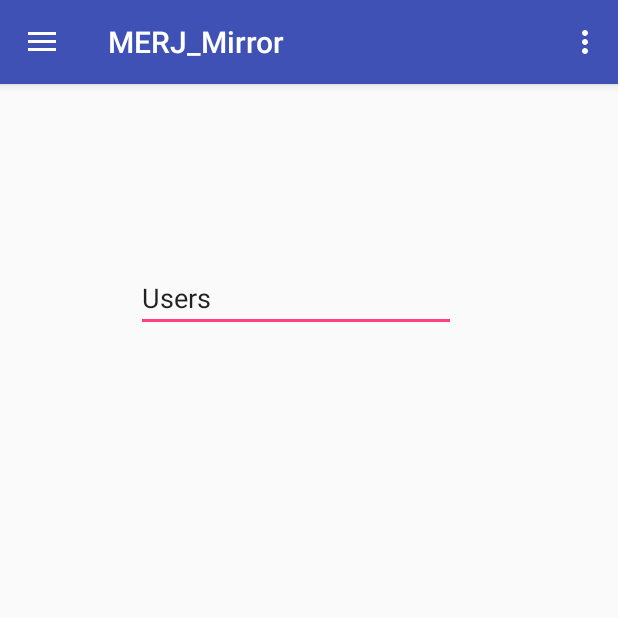
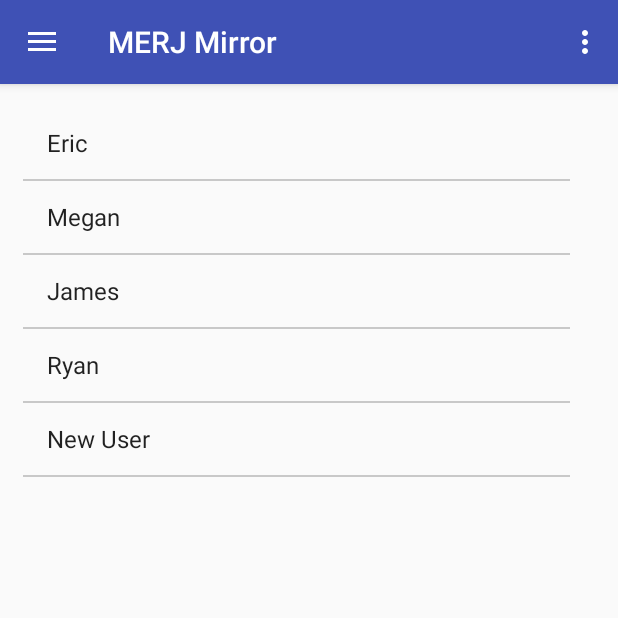
Before and after one commit to eweiss17/MERJMirror, an Android app: the screen it shows after launch (MainActivity), after a tap on "Users", on a phone screen of 412 x 824 dp, the top half of it. Run offline under Robolectric (Android 15) with nearby library versions, the phone set to English and light mode, and no system bars; 1 other tap on this screen came first.

Commit message:
User page starting point, general approvements

```diff
--- a/app/src/main/java/com/merj/merjmirror/UserFragment.java
+++ b/app/src/main/java/com/merj/merjmirror/UserFragment.java
@@ -6,6 +6,8 @@ import android.support.annotation.Nullable;
 import android.view.LayoutInflater;
 import android.view.View;
 import android.view.ViewGroup;
+import android.widget.ArrayAdapter;
+import android.widget.ListView;
 
 /**
  * Created by Eric on 9/27/2017.
@@ -18,6 +20,15 @@ public class UserFragment extends Fragment {
     @Override
     public View onCreateView(LayoutInflater inflater, @Nullable ViewGroup container, Bundle savedInstanceState) {
         myView = inflater.inflate(R.layout.user_layout, container, false);
+
+        String[] myStringArray = {"Eric", "Megan", "James", "Ryan", "New User"};
+
+        ArrayAdapter<String> adapter = new ArrayAdapter<String>(this.getActivity(),
+                android.R.layout.simple_list_item_1, myStringArray);
+
+        ListView listView = (ListView) myView.findViewById(R.id.listview);
+        listView.setAdapter(adapter);
+
         return myView;
     }
 }
--- a/app/src/main/res/layout/nav_header_main.xml
+++ b/app/src/main/res/layout/nav_header_main.xml
@@ -26,10 +26,10 @@
         android:text="MERJ Mirror"
         android:textAppearance="@style/TextAppearance.AppCompat.Body1" />
 
-    <TextView
+    <!--<TextView
         android:id="@+id/textView"
         android:layout_width="wrap_content"
         android:layout_height="wrap_content"
-        android:text="android.studio@android.com" />
+        android:text="android.studio@android.com" />-->
 
 </LinearLayout>
--- a/app/src/main/res/layout/user_layout.xml
+++ b/app/src/main/res/layout/user_layout.xml
@@ -2,14 +2,11 @@
 <RelativeLayout xmlns:android="http://schemas.android.com/apk/res/android"
     android:layout_width="match_parent" android:layout_height="match_parent">
 
-    <EditText
-        android:id="@+id/editText"
-        android:layout_width="wrap_content"
-        android:layout_height="wrap_content"
-        android:layout_alignParentTop="true"
-        android:layout_centerHorizontal="true"
-        android:layout_marginTop="120dp"
-        android:ems="10"
-        android:inputType="textPersonName"
-        android:text="Users" />
+    <ListView
+        android:id="@+id/listview"
+        android:layout_width="match_parent"
+        android:layout_height="match_parent"
+        android:layout_margin="15dp"
+        android:divider="@android:drawable/divider_horizontal_textfield"
+        android:dividerHeight="1dp" />
 </RelativeLayout>
--- a/app/src/main/res/values/strings.xml
+++ b/app/src/main/res/values/strings.xml
@@ -1,5 +1,5 @@
 <resources>
-    <string name="app_name">MERJ_Mirror</string>
+    <string name="app_name">MERJ Mirror</string>
 
     <string name="navigation_drawer_open">Open navigation drawer</string>
     <string name="navigation_drawer_close">Close navigation drawer</string>
```
